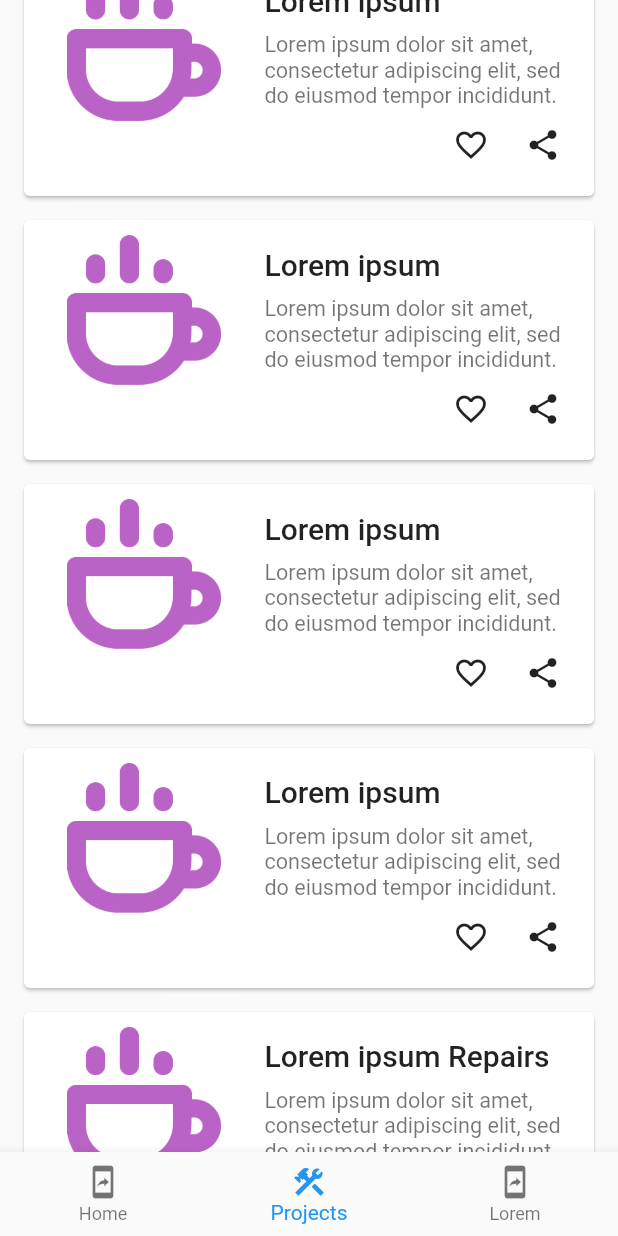
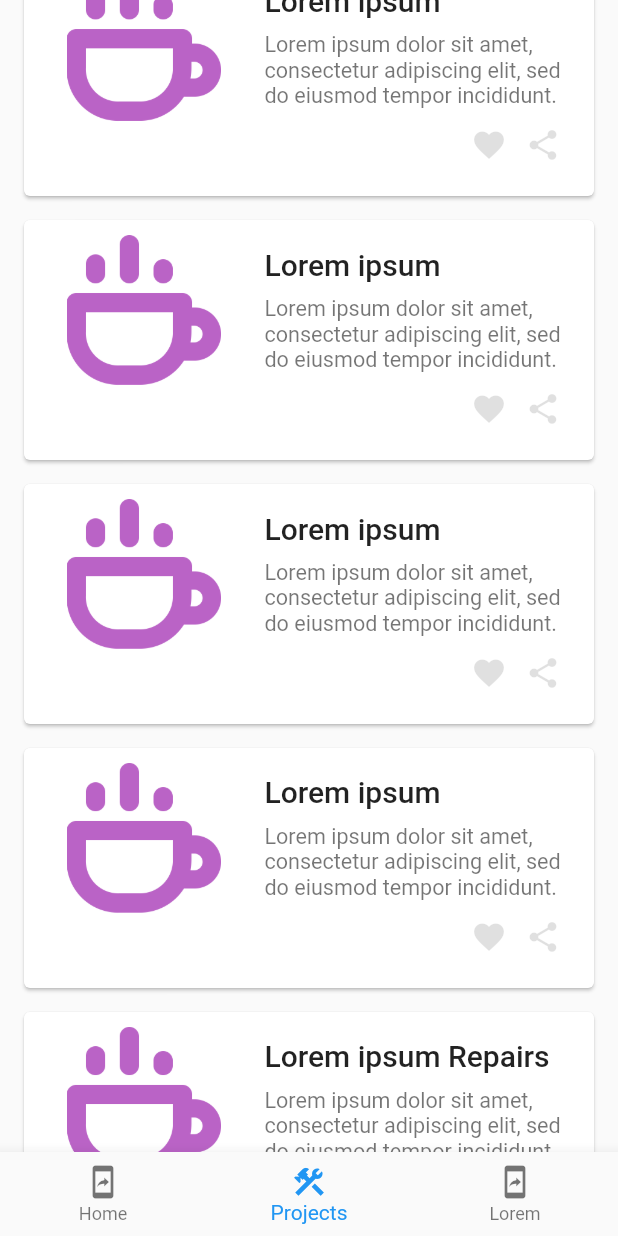
Before and after one commit to italo-santos-dev/profile-demo-flutter, a Flutter app: the screen it shows after launch, item 2 of the bottom bar chosen, scrolled down 1152 dp, on a phone screen of 412 x 824 dp. Run offline on Flutter 3.47's test engine with Material 2 defaults, Android fonts, the phone set to English and light mode, and no system bars; our stand-ins replace share.

Commit message:
profile-demo-share-and-favorite-complete

```diff
--- a/lib/components/widget/projects_component_widget.dart
+++ b/lib/components/widget/projects_component_widget.dart
@@ -1,11 +1,7 @@
 import 'package:flutter/material.dart';
 import 'package:share/share.dart';
-import 'package:english_words/english_words.dart';
 
 import 'package:profile/models/project_model.dart';
-
-// ignore: avoid_web_libraries_in_flutter
-//import 'dart:html' as html;
 
 class ProjecComponentWidget extends StatefulWidget {
   final Project _project;
@@ -17,7 +13,7 @@ class ProjecComponentWidget extends StatefulWidget {
 }
 
 class _ProjecComponentWidgetState extends State<ProjecComponentWidget> {
-  final _saved = Set<WordPair>();
+  bool _isPressed = false;
   @override
   Widget build(BuildContext context) {
     final width = MediaQuery.of(context).size.width;
@@ -25,7 +21,6 @@ class _ProjecComponentWidgetState extends State<ProjecComponentWidget> {
     return Card(
       margin: EdgeInsets.fromLTRB(16.0, 16.0, 16.0, widget._bottomPadding),
       child: InkWell(
-        onTap: () {},
         child: Padding(
           padding: const EdgeInsets.all(10.0),
           child: Row(
@@ -66,21 +61,31 @@ class _ProjecComponentWidgetState extends State<ProjecComponentWidget> {
                       Row(
                         mainAxisAlignment: MainAxisAlignment.end,
                         children: <Widget>[
-                          // IconButton(
-                          //   icon: Icon(Icons.favorite),
-                          //   onPressed: () {},
-                          // ),
-                          // IconButton(
-                          //   icon: Icon(Icons.share),
-                          //   onPressed: () {
-                          //     Share.share(
-                          //       "Please Visit https://github.com/dev-italosantos",
-                          //     );
-                          //   },
-                          // ),
-                          Expanded(
-                            flex: 3,
-                            child: _buildRow(_saved),
+                          Row(
+                            mainAxisAlignment: MainAxisAlignment.end,
+                            children: <Widget>[
+                              GestureDetector(
+                                onTap: () {
+                                  setState(() => _isPressed = !_isPressed);
+                                },
+                                child: Icon(
+                                  Icons.favorite_sharp,
+                                  color:
+                                      _isPressed ? Colors.red : Colors.black12,
+                                ),
+                              ),
+                              IconButton(
+                                icon: Icon(
+                                  Icons.share,
+                                  color: Colors.black12,
+                                ),
+                                onPressed: () {
+                                  Share.share(
+                                    "Please Visit https://github.com/dev-italosantos",
+                                  );
+                                },
+                              ),
+                            ],
                           ),
                         ],
                       ),
@@ -94,36 +99,4 @@ class _ProjecComponentWidgetState extends State<ProjecComponentWidget> {
       ),
     );
   }
-
-  Widget _buildRow(pair) {
-    final alreadySaved = _saved.contains(pair);
-    return Row(
-      mainAxisAlignment: MainAxisAlignment.end,
-      children: <Widget>[
-        IconButton(
-          icon: Icon(
-            alreadySaved ? Icons.favorite : Icons.favorite_border,
-            color: alreadySaved ? Colors.red : null,
-          ),
-          onPressed: () {
-            setState(() {
-              if (alreadySaved) {
-                _saved.remove(pair);
-              } else {
-                _saved.add(pair);
-              }
-            });
-          },
-        ),
-        IconButton(
-          icon: Icon(Icons.share),
-          onPressed: () {
-            Share.share(
-              "Please Visit https://github.com/dev-italosantos",
-            );
-          },
-        ),
-      ],
-    );
-  }
 }
```
